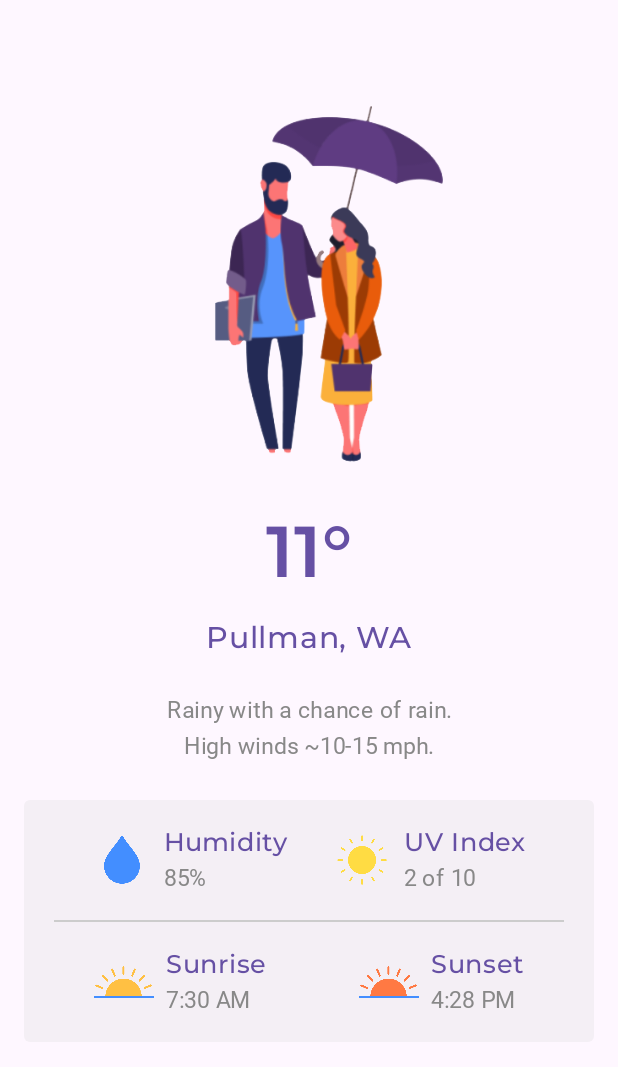
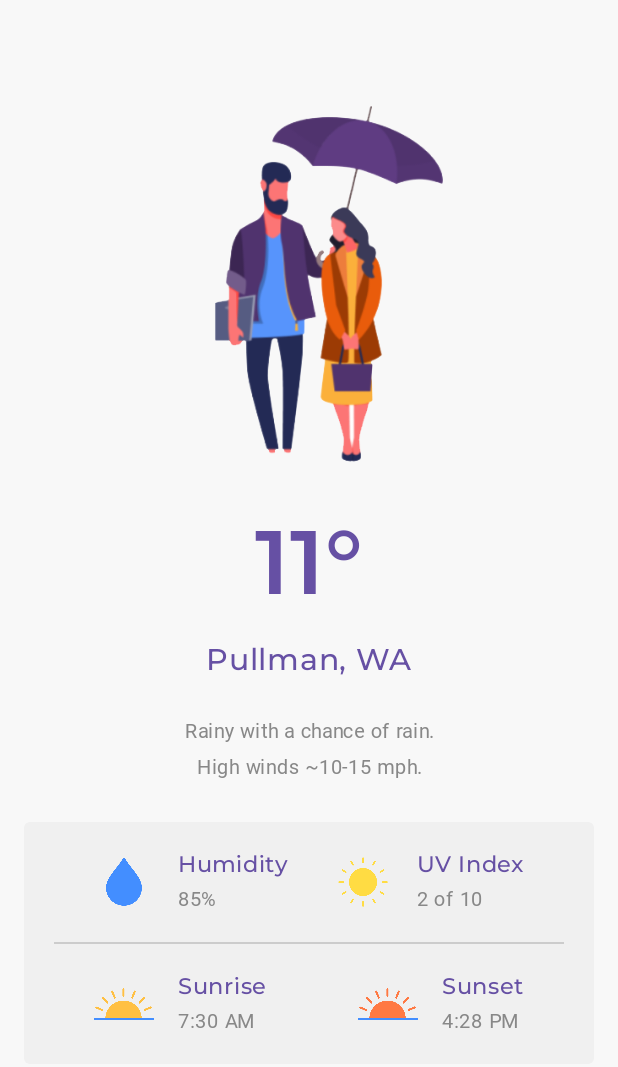
Before and after one commit to aryputh/WeatherApp, an Android app built with Jetpack Compose: the screen it shows after launch (MainActivity), on a phone screen of 412 x 824 dp. Shown: the top 1067 px of the screen. Run offline under Robolectric (Android 15) with nearby library versions, the phone set to English and light mode, and no system bars; Roboto replaces fonts that are not available here.

Commit message:
Implemented a changing theme dependent on user's device theme.

```diff
--- a/app/src/main/java/com/aryputh/weatherapp/MainActivity.kt
+++ b/app/src/main/java/com/aryputh/weatherapp/MainActivity.kt
@@ -10,7 +10,6 @@ import androidx.compose.foundation.isSystemInDarkTheme
 import androidx.compose.foundation.layout.Arrangement
 import androidx.compose.foundation.layout.Column
 import androidx.compose.foundation.layout.Row
-import androidx.compose.foundation.layout.fillMaxHeight
 import androidx.compose.foundation.layout.fillMaxSize
 import androidx.compose.foundation.layout.fillMaxWidth
 import androidx.compose.foundation.layout.height
@@ -21,8 +20,6 @@ import androidx.compose.material3.Divider
 import androidx.compose.material3.MaterialTheme
 import androidx.compose.material3.Surface
 import androidx.compose.material3.Text
-import androidx.compose.material3.dynamicDarkColorScheme
-import androidx.compose.material3.dynamicLightColorScheme
 import androidx.compose.runtime.Composable
 import androidx.compose.ui.Alignment
 import androidx.compose.ui.Modifier
@@ -30,28 +27,25 @@ import androidx.compose.ui.draw.clip
 import androidx.compose.ui.graphics.Color
 import androidx.compose.ui.layout.ContentScale
 import androidx.compose.ui.res.painterResource
+import androidx.compose.ui.text.font.FontFamily
+import androidx.compose.ui.text.font.FontStyle
 import androidx.compose.ui.text.font.FontWeight
 import androidx.compose.ui.text.style.TextAlign
 import androidx.compose.ui.tooling.preview.Preview
 import androidx.compose.ui.unit.dp
 import androidx.compose.ui.unit.sp
-import com.aryputh.weatherapp.ui.theme.DarkPurple
-import com.aryputh.weatherapp.ui.theme.Purple40
-import com.aryputh.weatherapp.ui.theme.VeryLightGray
 import com.aryputh.weatherapp.ui.theme.WeatherAppTheme
 
 class MainActivity : ComponentActivity() {
     override fun onCreate(savedInstanceState: Bundle?) {
         super.onCreate(savedInstanceState)
         setContent {
-            WeatherAppTheme (
-                dynamicColor = false
-            ){
+            WeatherAppTheme {
                 // A surface container using the 'background' color from the theme
                 Surface(
                     modifier = Modifier.fillMaxSize(),
                     color = MaterialTheme.colorScheme.background
-                ) {
+                ){
                     WeatherPage()
                 }
             }
@@ -95,13 +89,13 @@ fun MainInfo(modifier: Modifier = Modifier)
     ){
         Text(
             text = "11°",
-            color = DarkPurple,
-            fontSize = 48.sp,
+            color = MaterialTheme.colorScheme.primary,
+            fontSize = 60.sp,
             fontWeight = FontWeight.Bold
         )
         Text(
             text = "Pullman, WA",
-            color = DarkPurple,
+            color = MaterialTheme.colorScheme.primary,
             fontSize = 20.sp,
             fontWeight = FontWeight.Medium,
             modifier = modifier
@@ -110,7 +104,7 @@ fun MainInfo(modifier: Modifier = Modifier)
         Text(
             text = "Rainy with a chance of rain.\nHigh winds ~10-15 mph.",
             color = Color.Gray,
-            fontSize = 15.sp,
+            fontSize = 13.sp,
             fontWeight = FontWeight.Normal,
             textAlign = TextAlign.Center,
             modifier = modifier
@@ -188,20 +182,20 @@ fun InfoItem(@DrawableRes iconRes: Int, title: String, subtitle: String, modifie
             contentDescription = null,
             contentScale = ContentScale.Inside,
             modifier = modifier
-                .padding(end = 8.dp)
+                .padding(end = 16.dp)
                 .width(40.dp)
         )
         Column {
             Text(
                 text = title,
-                color = DarkPurple,
-                fontSize = 17.sp,
+                color = MaterialTheme.colorScheme.primary,
+                fontSize = 15.sp,
                 fontWeight = FontWeight.Medium
             )
             Text(
                 text = subtitle,
                 color = Color.Gray,
-                fontSize = 15.sp,
+                fontSize = 13.sp,
                 fontWeight = FontWeight.Normal
             )
         }
@@ -210,8 +204,13 @@ fun InfoItem(@DrawableRes iconRes: Int, title: String, subtitle: String, modifie
 
 @Preview(showBackground = true, widthDp = 390, heightDp = 800)
 @Composable
-fun GreetingPreview() {
+fun WeatherAppPreview() {
     WeatherAppTheme {
-        WeatherPage()
+        Surface(
+            modifier = Modifier.fillMaxSize(),
+            color = MaterialTheme.colorScheme.background
+        ){
+            WeatherPage()
+        }
     }
 }
--- a/app/src/main/java/com/aryputh/weatherapp/ui/theme/Color.kt
+++ b/app/src/main/java/com/aryputh/weatherapp/ui/theme/Color.kt
@@ -2,13 +2,12 @@ package com.aryputh.weatherapp.ui.theme
 
 import androidx.compose.ui.graphics.Color
 
-val Purple40 = Color(0xFFD0BCFF)
-val PurpleGrey40 = Color(0xFFCCC2DC)
-val Pink40 = Color(0xFFEFB8C8)
+val Purple80 = Color(0xFFD0BCFF)
+val PurpleGrey80 = Color(0xFFCCC2DC)
+val Pink80 = Color(0xFFEFB8C8)
+val Black80 = Color(0xFF101010)
 
-val Purple80 = Color(0xFF6650a4)
-val PurpleGrey80 = Color(0xFF625b71)
-val Pink80 = Color(0xFF7D5260)
-
-val DarkPurple = Color(0xFF6650a4)
-val VeryLightGray = Color(0xFFF2F2F2)
+val Purple40 = Color(0xFF6650a4)
+val PurpleGrey40 = Color(0xFF625b71)
+val Pink40 = Color(0xFF7D5260)
+val White40 = Color(0xFFF8F8F8)
--- a/app/src/main/java/com/aryputh/weatherapp/ui/theme/Theme.kt
+++ b/app/src/main/java/com/aryputh/weatherapp/ui/theme/Theme.kt
@@ -19,20 +19,22 @@ import androidx.core.view.WindowCompat
 private val DarkColorScheme = darkColorScheme(
     primary = Purple80,
     secondary = PurpleGrey80,
-    tertiary = Pink80
+    tertiary = Pink80,
+    background = Black80
 )
 
 private val LightColorScheme = lightColorScheme(
     primary = Purple40,
     secondary = PurpleGrey40,
-    tertiary = Pink40
+    tertiary = Pink40,
+    background = White40
 )
 
 @Composable
 fun WeatherAppTheme(
     darkTheme: Boolean = isSystemInDarkTheme(),
     // Dynamic color is available on Android 12+
-    dynamicColor: Boolean = true,
+    dynamicColor: Boolean = false,
     content: @Composable () -> Unit
 ) {
     val colorScheme = when {
```
